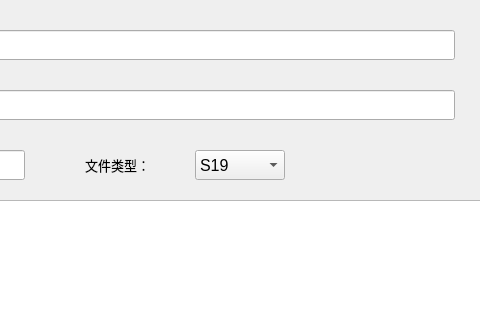
Before: the Qt Designer form widget.ui in carCV/CalculateCRC, drawn with Qt 5; both pictures show x 195 to 675 and y 0 to 325 of the 1000 by 740 pixel window.
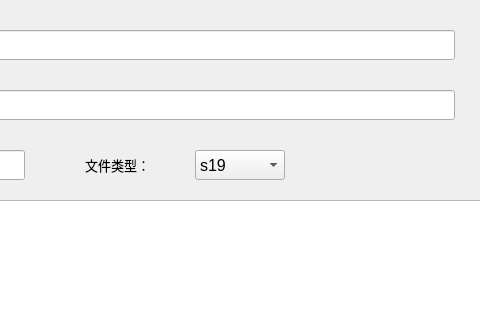
After: the same form once the commit is applied. Icons and pictures are not drawn.

Patch:
```diff
--- a/widget.ui
+++ b/widget.ui
@@ -216,7 +216,7 @@
     <bool>false</bool>
    </property>
    <property name="currentText">
-    <string>S19</string>
+    <string>s19</string>
    </property>
    <property name="currentIndex">
     <number>0</number>
@@ -226,7 +226,7 @@
    </property>
    <item>
     <property name="text">
-     <string>S19</string>
+     <string>s19</string>
     </property>
    </item>
    <item>
```
Left out of the diff: 4 changed lines with no effect on the pictures.
